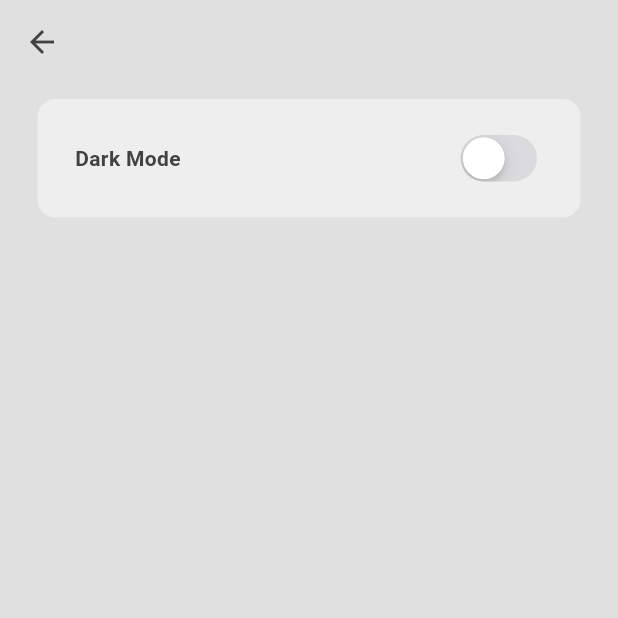
After one commit to adalbertocarv/notes, a Flutter app: the SettingsPage screen opened directly, on a phone screen of 412 x 824 dp, the top half of it. The commit adds this screen. Run offline on Flutter 3.47's test engine with Material 3 defaults, Android fonts, the phone set to English and light mode, and no system bars; our stand-ins replace google_fonts, isar, popover; accounts and stored records are empty; generated files the repository leaves out were written again.

Commit message:
entrega do app

```diff
--- /dev/null
+++ b/lib/pages/settings_page.dart
@@ -0,0 +1,45 @@
+import 'package:flutter/cupertino.dart';
+import 'package:flutter/material.dart';
+import 'package:notes/theme/theme_provider.dart';
+import 'package:provider/provider.dart';
+
+class SettingsPage extends StatelessWidget {
+  const SettingsPage({super.key});
+
+  @override
+  Widget build(BuildContext context) {
+    return Scaffold(
+      backgroundColor: Theme.of(context).colorScheme.background,
+      appBar: AppBar(
+        elevation: 0,
+        backgroundColor: Colors.transparent,
+        foregroundColor: Theme.of(context).colorScheme.inversePrimary,
+      ),
+      body: Container(
+        decoration: BoxDecoration(
+          color: Theme.of(context).colorScheme.primary,
+          borderRadius: BorderRadius.circular(12),
+        ),
+        padding: const EdgeInsets.symmetric(vertical: 20, horizontal: 25),
+        margin: EdgeInsets.only(left: 25, right: 25, top: 10),
+        child: Row(
+          mainAxisAlignment: MainAxisAlignment.spaceBetween,
+          children: [
+            Text("Dark Mode", style: TextStyle(
+              fontWeight: FontWeight.bold,
+              color: Theme.of(context).colorScheme.inversePrimary,
+            ),),
+
+            CupertinoSwitch(
+                value: Provider.of<ThemeProvider>(context, listen: false)
+                    .isDarkMode,
+                onChanged: (value) {
+                  Provider.of<ThemeProvider>(context, listen: false)
+                      .toggleTheme();
+                })
+          ],
+        ),
+      ),
+    );
+  }
+}
--- a/pubspec.yaml
+++ b/pubspec.yaml
@@ -40,6 +40,7 @@ dependencies:
   path_provider: ^2.1.3
   provider: ^6.1.2
   google_fonts: ^6.2.1
+  popover: ^0.3.0+1
 
 dev_dependencies:
   flutter_test:
```
Also changed, not shown: lib/Components/drawer.dart (+10 -4 lines), lib/Components/note_settings.dart (added, +53 -0 lines), lib/Components/note_tile.dart (added, +45 -0 lines), lib/pages/notes_page.dart (+10 -21 lines), pubspec.lock, 6 other files.
